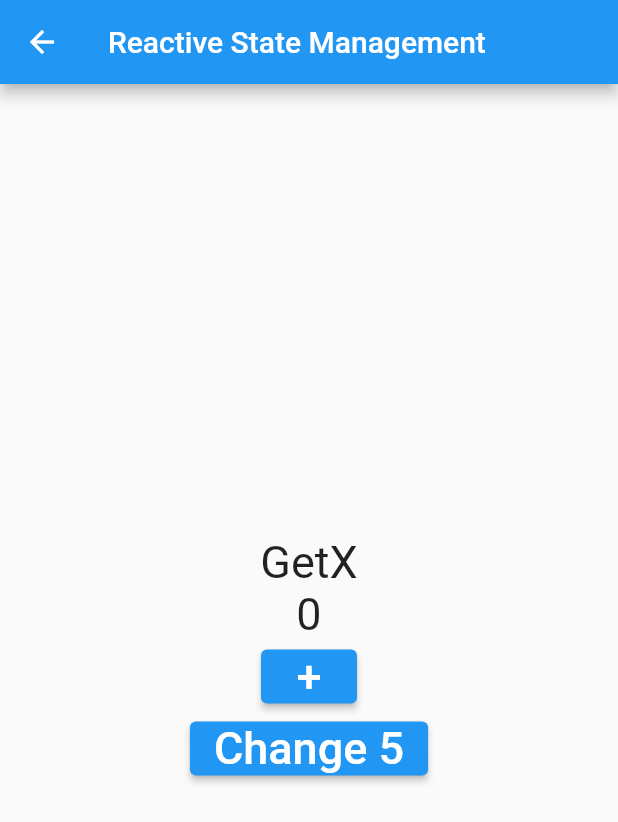
After one commit to lhs7091/flutter_basic, a Flutter app: the screen it shows after launch, after a tap on "Reactive state management", on a phone screen of 412 x 824 dp. The commit adds this screen. Shown: the top 822 px of the screen. Run offline on Flutter 3.47's test engine with Material 2 defaults, Android fonts, the light colour scheme and no system bars; our stand-ins replace auto_size_text, bloc, cached_network_image, dio, flutter_bloc, flutter_swiper and 2 more; generated files the repository leaves out were written again.

Commit message:
reactive state management

```diff
--- /dev/null
+++ b/getx_exam/lib/controller/count_controller_getx_reactive.dart
@@ -0,0 +1,30 @@
+import 'package:get/get.dart';
+
+class CountControllerGetXReactive extends GetxController {
+  RxInt count = 0.obs;
+
+  getCount() => count;
+
+  increase() {
+    count++;
+  }
+
+  putNumber(int num) {
+    count(num);
+  }
+
+  /*
+   * Event Trigger
+   * extends GetxController
+   */
+  @override
+  void onInit() {
+    // TODO: implement onInit
+    super.onInit();
+    ever(count, (_) => print('call every time'));
+    once(count, (_) => print("call one time"));
+    debounce(count, (_) => print("call last one"), time: Duration(seconds: 1));
+    interval(count, (_) => print("call every 1sec"),
+        time: Duration(seconds: 1));
+  }
+}
--- a/getx_exam/lib/home.dart
+++ b/getx_exam/lib/home.dart
@@ -2,6 +2,7 @@
 import 'package:get/get.dart';
 import 'package:getx_exam/screens/get_x.dart';
 import 'package:getx_exam/screens/normal.dart';
+import 'package:getx_exam/screens/reactive_state_manage.dart';
 import 'package:getx_exam/screens/simple_state_manage.dart';
 
 class Home extends StatelessWidget {
@@ -37,6 +38,12 @@
               },
               child: Text('simple state management'),
             ),
+            ElevatedButton(
+              onPressed: () {
+                Get.to(ReactiveStateManageScreen());
+              },
+              child: Text('Reactive state management'),
+            ),
           ],
         ),
       ),
--- /dev/null
+++ b/getx_exam/lib/screens/reactive_state_manage.dart
@@ -0,0 +1,75 @@
+import 'package:flutter/material.dart';
+import 'package:get/get.dart';
+import 'package:getx_exam/controller/count_controller_getx_reactive.dart';
+
+class ReactiveStateManageScreen extends StatelessWidget {
+  @override
+  Widget build(BuildContext context) {
+    // instantiate
+    Get.put(CountControllerGetXReactive());
+
+    return Scaffold(
+      appBar: AppBar(
+        title: Text("Reactive State Management"),
+      ),
+      body: SafeArea(
+        child: Center(
+          child: Column(
+            mainAxisAlignment: MainAxisAlignment.center,
+            children: [
+              Text(
+                "GetX",
+                style: TextStyle(
+                  fontSize: 30,
+                ),
+              ),
+              Obx(() {
+                print("update number !!");
+                return Text(
+                  "${Get.find<CountControllerGetXReactive>().getCount().value}",
+                  style: TextStyle(
+                    fontSize: 30,
+                  ),
+                );
+              }),
+              // GetX(builder: (_) {
+              //   return Text(
+              //     "${Get.find<CountControllerGetXReactive>().getCount().value}",
+              //     style: TextStyle(
+              //       fontSize: 30,
+              //     ),
+              //   );
+              // }),
+              ElevatedButton(
+                onPressed: () {
+                  Get.find<CountControllerGetXReactive>().increase();
+                },
+                child: Text(
+                  "+",
+                  style: TextStyle(
+                    fontSize: 30,
+                  ),
+                ),
+              ),
+
+              /*
+              * if there is no change value, state also is not changed.(No Update call)
+              */
+              ElevatedButton(
+                onPressed: () {
+                  Get.find<CountControllerGetXReactive>().putNumber(5);
+                },
+                child: Text(
+                  "Change 5",
+                  style: TextStyle(
+                    fontSize: 30,
+                  ),
+                ),
+              ),
+            ],
+          ),
+        ),
+      ),
+    );
+  }
+}
```
Also changed, not shown: 1 other file.
